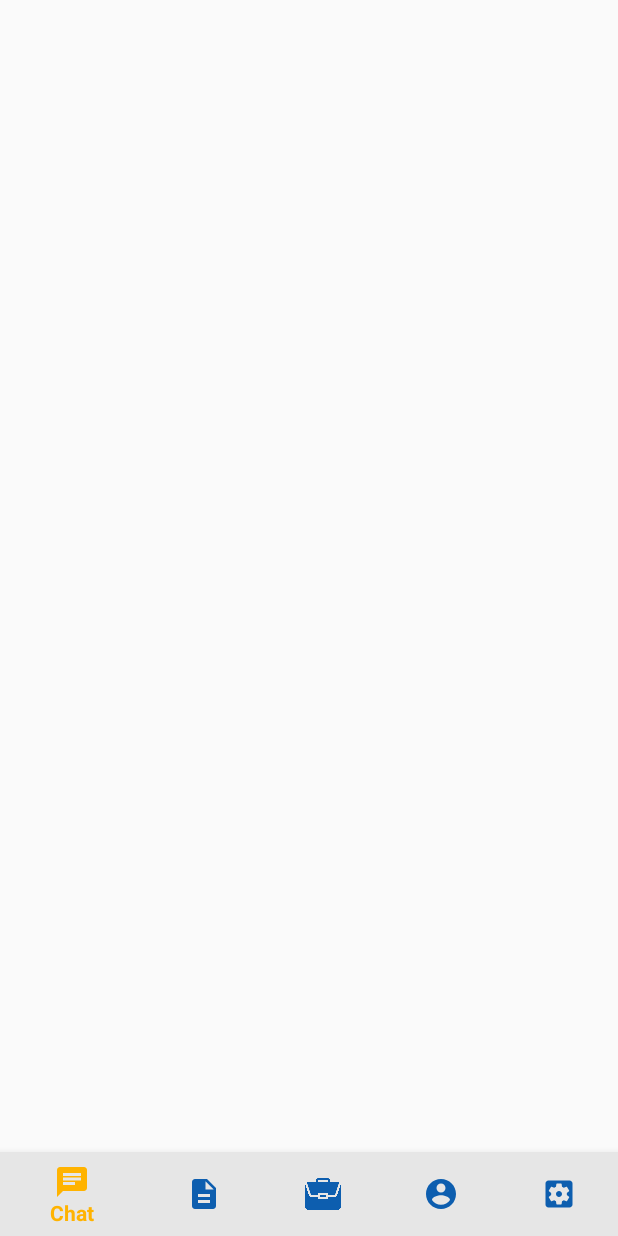
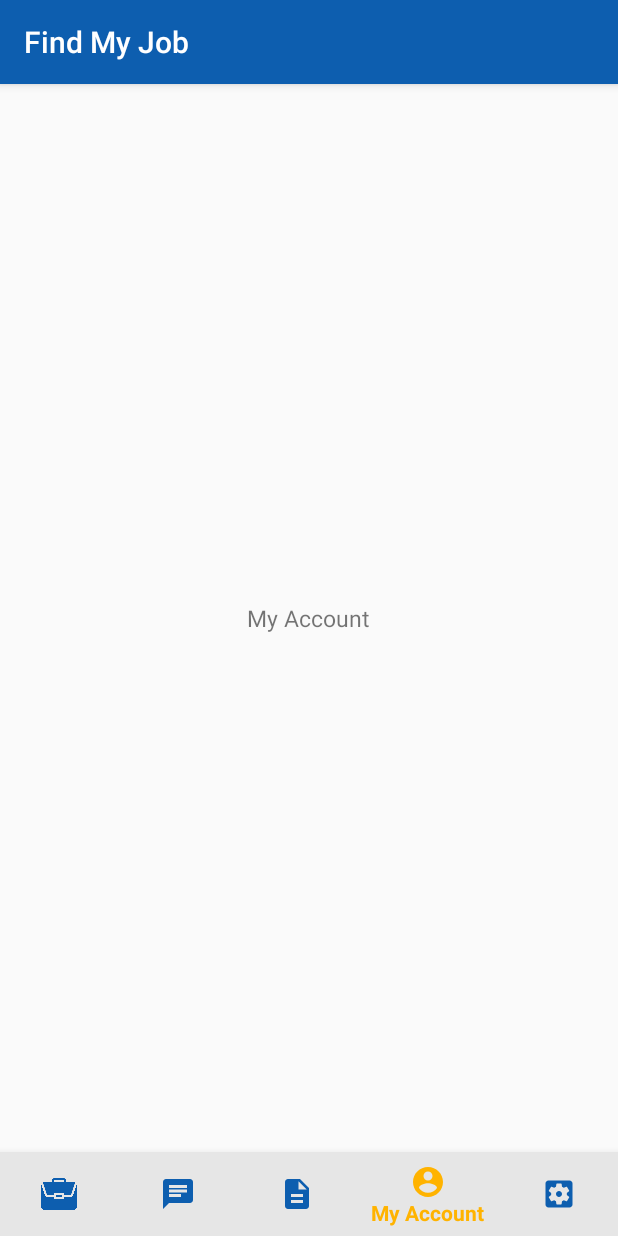
Before and after one commit to ankitadodke/internshipProject, an Android app: the screen it shows after launch once a user with an empty profile is signed in (Home before the commit, MainActivity after it), item 4 of the bottom bar chosen, on a phone screen of 412 x 824 dp. Run offline under Robolectric (Android 15) with nearby library versions, the phone set to English and light mode, and no system bars; our stand-ins replace Firebase (no records; nobody signed in at launch, a user with empty details on screens opened directly); 1 statement that could not run was skipped.

Commit message:
Added fragments

```diff
--- a/JobSearch/app/src/main/AndroidManifest.xml
+++ b/JobSearch/app/src/main/AndroidManifest.xml
@@ -23,7 +23,6 @@
         <activity android:name=".login_employer"></activity>
         <activity android:name=".otp_employer" />
         <activity android:name=".employer_register" />
-        <activity android:name=".Home" />
         <activity android:name=".login" />
         <activity android:name=".otp_generate" />
         <activity android:name=".register" />
--- a/JobSearch/app/src/main/java/com/findmyjob/android/Home.java
+++ /dev/null
@@ -1,14 +0,0 @@
-package com.findmyjob.android;
-
-import android.os.Bundle;
-
-import androidx.appcompat.app.AppCompatActivity;
-
-public class Home extends AppCompatActivity {
-
-    @Override
-    protected void onCreate(Bundle savedInstanceState) {
-        super.onCreate(savedInstanceState);
-        setContentView(R.layout.activity_home);
-    }
-}
--- /dev/null
+++ b/JobSearch/app/src/main/java/com/findmyjob/android/HomeFragment.java
@@ -0,0 +1,19 @@
+package com.findmyjob.android;
+
+import android.os.Bundle;
+import android.view.LayoutInflater;
+import android.view.View;
+import android.view.ViewGroup;
+
+import androidx.annotation.NonNull;
+import androidx.annotation.Nullable;
+import androidx.fragment.app.Fragment;
+
+public class HomeFragment extends Fragment {
+    @Nullable
+    @Override
+    public View onCreateView(@NonNull LayoutInflater inflater, @Nullable ViewGroup container, @Nullable Bundle savedInstanceState) {
+        return inflater.inflate(R.layout.fragment_home,container,false);
+
+    }
+}
--- a/JobSearch/app/src/main/java/com/findmyjob/android/MainActivity.java
+++ b/JobSearch/app/src/main/java/com/findmyjob/android/MainActivity.java
@@ -20,6 +20,7 @@ import com.google.firebase.auth.FirebaseUser;
 import androidx.annotation.NonNull;
 import androidx.appcompat.app.AppCompatActivity;
 import androidx.appcompat.widget.Toolbar;
+import androidx.fragment.app.Fragment;
 
 public class MainActivity extends AppCompatActivity {
     private FirebaseUser mCurrentUser;
@@ -33,24 +34,9 @@ public class MainActivity extends AppCompatActivity {
         super.onCreate(savedInstanceState);
         setContentView(R.layout.activity_main);
 
-
-        BottomNavigationView bottomNavigationView = findViewById(R.id.curved_navigation);
-        bottomNavigationView.setSelectedItemId(R.id.page1);
-        bottomNavigationView.setOnNavigationItemSelectedListener(new BottomNavigationView.OnNavigationItemSelectedListener(){
-            @Override
-            public boolean onNavigationItemSelected(@NonNull MenuItem item) {
-                switch (item.getItemId()){
-
-                    case R.id.home:
-                        return true;
-                    case R.id.page2:
-                        startActivity(new Intent(getApplicationContext(),Home.class));
-                        overridePendingTransition(0,0);
-
-                }
-                return false;
-            }
-        });
+        BottomNavigationView bottomNav =  findViewById(R.id.curved_navigation);
+        bottomNav.setOnNavigationItemSelectedListener(nvListener);
+        getSupportFragmentManager().beginTransaction().replace(R.id.fragment_container,new HomeFragment()).commit();
 
         ConnectivityManager connectivityManager = (ConnectivityManager)
                 getApplicationContext().getSystemService(Context.CONNECTIVITY_SERVICE);
@@ -80,6 +66,33 @@ public class MainActivity extends AppCompatActivity {
         }
 
     }
+    private BottomNavigationView.OnNavigationItemSelectedListener nvListener =
+            new BottomNavigationView.OnNavigationItemSelectedListener() {
+                @Override
+                public boolean onNavigationItemSelected(@NonNull MenuItem item) {
+                    Fragment selectedFragment = null;
+                    switch (item.getItemId()) {
+                        case R.id.home:
+                            selectedFragment = new HomeFragment();
+                            break;
+                        case R.id.chat:
+                            selectedFragment = new ChatFragment();
+                            break;
+                        case R.id.my_account:
+                            selectedFragment = new MyAccountFragment();
+                            break;
+                        case R.id.settings:
+                            selectedFragment = new SettingsFragment();
+                            break;
+                        case R.id.applications:
+                            selectedFragment = new AppliedFragment();
+                            break;
+                    }
+                    getSupportFragmentManager().beginTransaction().replace(R.id.fragment_container,
+                            selectedFragment).commit();
+                    return true;
+                }
+            };
 
 
 }
--- /dev/null
+++ b/JobSearch/app/src/main/java/com/findmyjob/android/MyAccountFragment.java
@@ -0,0 +1,19 @@
+package com.findmyjob.android;
+
+import android.os.Bundle;
+import android.view.LayoutInflater;
+import android.view.View;
+import android.view.ViewGroup;
+
+import androidx.annotation.NonNull;
+import androidx.annotation.Nullable;
+import androidx.fragment.app.Fragment;
+
+public class MyAccountFragment extends Fragment {
+    @Nullable
+    @Override
+    public View onCreateView(@NonNull LayoutInflater inflater, @Nullable ViewGroup container, @Nullable Bundle savedInstanceState) {
+        return inflater.inflate(R.layout.fragment_my_account,container,false);
+
+    }
+}
--- a/JobSearch/app/src/main/res/layout/activity_employer_register.xml
+++ b/JobSearch/app/src/main/res/layout/activity_employer_register.xml
@@ -14,8 +14,6 @@
         android:src="@drawable/login_employer"
         android:layout_marginTop="16dp"
         android:padding="16dp"
-        android:layout_margin="16dp"
-        android:layout_marginBottom="16dp"
         android:layout_gravity="center"
         android:contentDescription="@string/Title"
         />
--- a/JobSearch/app/src/main/res/layout/activity_home.xml
+++ /dev/null
@@ -1,22 +0,0 @@
-<?xml version="1.0" encoding="utf-8"?>
-<RelativeLayout xmlns:android="http://schemas.android.com/apk/res/android"
-    xmlns:tools="http://schemas.android.com/tools"
-    android:layout_width="match_parent"
-    android:layout_height="match_parent"
-    xmlns:app="http://schemas.android.com/apk/res-auto"
-    tools:context=".Home">
-    <com.google.android.material.bottomnavigation.BottomNavigationView
-        android:id="@+id/curved_navigation"
-        android:layout_width="match_parent"
-        android:layout_height="wrap_content"
-        app:layout_constraintBottom_toBottomOf="parent"
-        app:layout_constraintEnd_toEndOf="parent"
-        app:layout_constraintStart_toStartOf="parent"
-        app:itemTextColor="@drawable/selector"
-        app:itemIconTint="@drawable/selector"
-        app:menu="@menu/main_menu"
-        app:itemBackground="@color/navigation"
-        android:layout_alignParentBottom="true"
-        />
-
-</RelativeLayout>
--- a/JobSearch/app/src/main/res/layout/activity_main.xml
+++ b/JobSearch/app/src/main/res/layout/activity_main.xml
@@ -7,7 +7,12 @@
     android:layout_height="match_parent"
     tools:context=".MainActivity"
    >
-
+<FrameLayout
+    android:id="@+id/fragment_container"
+    android:layout_width="match_parent"
+    android:layout_height="match_parent"
+    android:layout_above="@+id/curved_navigation"
+    />
     <com.google.android.material.bottomnavigation.BottomNavigationView
         android:id="@+id/curved_navigation"
         android:layout_width="match_parent"
--- a/JobSearch/app/src/main/res/layout/activity_register.xml
+++ b/JobSearch/app/src/main/res/layout/activity_register.xml
@@ -11,9 +11,7 @@
         android:layout_width="match_parent"
         android:layout_height="250dp"
         android:layout_gravity="center"
-        android:layout_margin="16dp"
         android:layout_marginTop="16dp"
-        android:layout_marginBottom="16dp"
         android:contentDescription="@string/Title"
         android:padding="16dp"
         android:src="@drawable/app_icon" />
--- /dev/null
+++ b/JobSearch/app/src/main/res/layout/fragment_my_account.xml
@@ -0,0 +1,13 @@
+<?xml version="1.0" encoding="utf-8"?>
+<RelativeLayout
+    xmlns:android="http://schemas.android.com/apk/res/android"
+    android:layout_width="match_parent"
+    android:layout_height="match_parent">
+<TextView
+    android:layout_width="wrap_content"
+    android:layout_height="wrap_content"
+    android:text="@string/my_account"
+    android:textSize="15sp"
+    android:layout_centerInParent="true"
+    />
+</RelativeLayout>
--- a/JobSearch/app/src/main/res/menu/main_menu.xml
+++ b/JobSearch/app/src/main/res/menu/main_menu.xml
@@ -1,6 +1,11 @@
 <?xml version="1.0" encoding="utf-8"?>
 <menu xmlns:android="http://schemas.android.com/apk/res/android"
     xmlns:app="http://schemas.android.com/apk/res-auto">
+    <item
+        android:id="@+id/home"
+        android:icon="@drawable/work"
+        android:title="@string/job"
+        />
     <item
         android:id="@+id/chat"
         android:icon="@drawable/ic_baseline_chat_24"
@@ -13,17 +18,12 @@
         />
 
     <item
-        android:id="@+id/home"
-        android:icon="@drawable/work"
-        android:title="@string/job"
-        />
-    <item
-        android:id="@+id/page2"
+        android:id="@+id/my_account"
         android:icon="@drawable/ic_account"
         android:title="@string/my_account"
         />
     <item
-        android:id="@+id/page1"
+        android:id="@+id/settings"
         android:icon="@drawable/ic_settings_applications_24"
         android:title="@string/manage"
         />
--- a/JobSearch/app/src/main/res/values/strings.xml
+++ b/JobSearch/app/src/main/res/values/strings.xml
@@ -2,7 +2,7 @@
     <string name="app_name">Find My Job</string>
     <string name="Title">Find My Job</string>
     <string name="sub_title">To Find Your Dream Job</string>
-    <string name="Register">"Register or Login</string>
+    <string name="Register">"Login</string>
     <string name="otp">Enter OTP</string>
     <string name="Submit">Submit</string>
     <string name="help">Help</string>
```
Also changed, not shown: JobSearch/app/src/main/java/com/findmyjob/android/AppliedFragment.java (added, +19 -0 lines), JobSearch/app/src/main/java/com/findmyjob/android/ChatFragment.java (added, +19 -0 lines), JobSearch/app/src/main/java/com/findmyjob/android/SettingsFragment.java (added, +19 -0 lines), JobSearch/app/src/main/res/layout/fragment_applied.xml (added, +13 -0 lines), JobSearch/app/src/main/res/layout/fragment_chat.xml (added, +13 -0 lines), JobSearch/app/src/main/res/layout/fragment_home.xml (added, +13 -0 lines), JobSearch/app/src/main/res/layout/fragment_settings.xml (added, +13 -0 lines).
